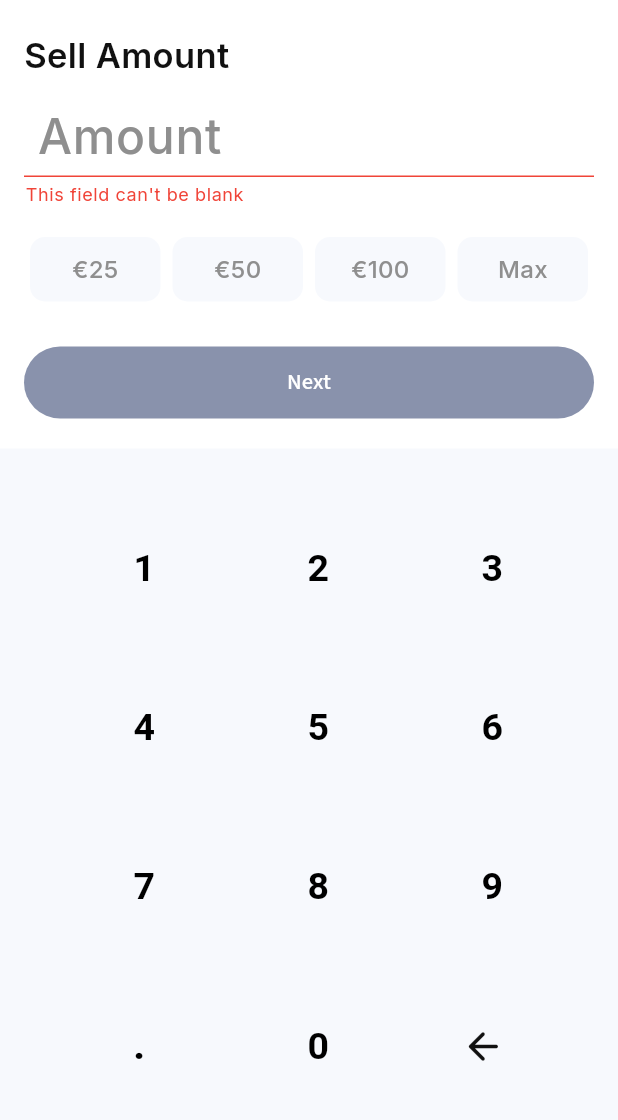
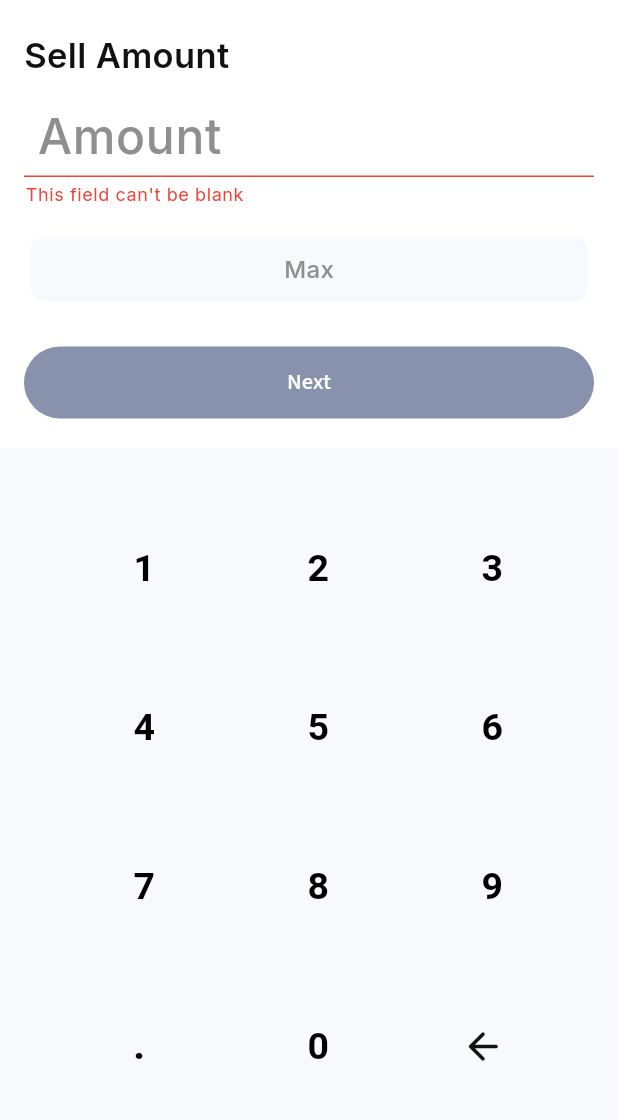
Before and after one commit to mdazadhossain95/codegopay-new-app, a Flutter app: the CoinDetails screen opened directly with empty values, after a tap on "Sell", on a phone screen of 412 x 824 dp, the part 69-1189 px from its top. Run offline on Flutter 3.47's test engine with Material 3 defaults, Android fonts, the phone set to English and light mode, and no system bars; our stand-ins replace awesome_dialog, bloc, camera, carousel_slider, connectivity_plus, delightful_toast and 25 more; missing offline and left inert: awesome_card, barcode_scan2, dart_ipify, flutter_face_api, flutter_idensic_mobile_sdk_plugin, seon_sdk_flutter_plugin and 2 more; accounts and stored records are empty; network calls fail.

Commit message:
update crypto section

```diff
--- a/lib/Screens/Dashboard_screen/Dashboard_screen.dart
+++ b/lib/Screens/Dashboard_screen/Dashboard_screen.dart
@@ -167,6 +167,8 @@ class _DashboardScreenState extends State<DashboardScreen>
                 listener: (context, DashboardState state) async {
                   if (state.dashboardModel?.status == 1) {
                     User.profileimage = state.dashboardModel!.profileimage!;
+                    // User.EuroBlamce = state.dashboardModel!.balance!;
+                    User.currency = state.dashboardModel!.currency!;
 
                     debugPrint(
                         "state.dashboardModel?.sof?.sourceOfWealth ${state.dashboardModel?.sof?.sourceOfWealth}");
--- a/lib/Screens/crypto_screen/Buy_screen.dart
+++ b/lib/Screens/crypto_screen/Buy_screen.dart
@@ -125,7 +125,7 @@ class _BuyScreenState extends State<BuyScreen> {
                                 controller: _textEditingController,
                                 label:
                                     widget.isBuy ? 'Buy Amount' : 'Sell Amount',
-                                currencySymbol: widget.symbol.toUpperCase(),
+                                currencySymbol:  widget.isBuy ? User.currency! : widget.symbol.toUpperCase(),
                                 autofocus: false,
                                 readOnly: true,
                                 minAmount: 0,
@@ -141,6 +141,7 @@ class _BuyScreenState extends State<BuyScreen> {
                           margin: const EdgeInsets.symmetric(horizontal: 16),
                           child: Row(
                             children: [
+                              if(widget.isBuy)
                               Expanded(
                                   child: InkWell(
                                 onTap: () {
@@ -166,6 +167,7 @@ class _BuyScreenState extends State<BuyScreen> {
                                   ),
                                 ),
                               )),
+                              if(widget.isBuy)
                               Expanded(
                                   child: InkWell(
                                 onTap: () {
@@ -191,6 +193,7 @@ class _BuyScreenState extends State<BuyScreen> {
                                   ),
                                 ),
                               )),
+                              if(widget.isBuy)
                               Expanded(
                                   child: InkWell(
                                 onTap: () {
@@ -249,7 +252,7 @@ class _BuyScreenState extends State<BuyScreen> {
                                       onTap: () {
                                         setState(() {
                                           _textEditingController.text =
-                                              User.EuroBlamce;
+                                              User.cryptoBalance;
                                         });
                                       },
                                       child: Container(
--- a/lib/Screens/crypto_screen/Crypto_screen.dart
+++ b/lib/Screens/crypto_screen/Crypto_screen.dart
@@ -10,7 +10,6 @@ import 'package:codegopay/utils/custom_scroll_behavior.dart';
 import 'package:codegopay/utils/input_fields/custom_color.dart';
 import 'package:firebase_messaging/firebase_messaging.dart';
 import 'package:flutter/material.dart';
-import 'package:flutter/services.dart';
 import 'package:flutter_bloc/flutter_bloc.dart';
 import 'package:google_fonts/google_fonts.dart';
 import 'package:page_transition/page_transition.dart';
@@ -79,6 +78,7 @@ class _CryptoScreenState extends State<CryptoScreen> {
             bloc: _cryptoBloc,
             listener: (context, CryptoState state) async {
               if (state.coins!.status == 1) {
+
                 Eurocoin = state.coins!.curruncylist!.where((element) {
                   final title = element.currencyName!.toLowerCase();
 
@@ -87,7 +87,7 @@ class _CryptoScreenState extends State<CryptoScreen> {
                   return title.contains(searc);
                 }).toList();
 
-                User.EuroBlamce = Eurocoin![0].fiatBalance!.replaceAll('€', '');
+
               }
 
               if (state.statusModel?.status == 0) {
--- a/lib/Screens/crypto_screen/coin_details.dart
+++ b/lib/Screens/crypto_screen/coin_details.dart
@@ -11,6 +11,7 @@ import 'package:flutter_bloc/flutter_bloc.dart';
 import 'package:google_fonts/google_fonts.dart';
 import 'package:page_transition/page_transition.dart';
 
+import '../../constant_string/User.dart';
 import '../../utils/assets.dart';
 import '../../utils/input_fields/custom_color.dart';
 import '../../widgets/buttons/default_back_button_widget.dart';
@@ -84,6 +85,8 @@ class _CoinDetailsState extends State<CoinDetails> {
                             });
                           },
                         ), builder: (context, snapshot) {
+                          User.cryptoBalance =
+                              state.coindetailsModel!.coin!.cryptoBalance!;
                           return Column(
                             mainAxisAlignment: MainAxisAlignment.start,
                             crossAxisAlignment: CrossAxisAlignment.start,
@@ -712,7 +715,8 @@ class _CoinDetailsState extends State<CoinDetails> {
                                                                                       color: CustomColor.black.withOpacity(0.6),
                                                                                       fontWeight: FontWeight.w400,
                                                                                       fontSize: 14,
-                                                                                    ),                                                                                  ),
+                                                                                    ),
+                                                                                  ),
                                                                                 ],
                                                                               ),
                                                                               const SizedBox(height: 10),
@@ -727,7 +731,8 @@ class _CoinDetailsState extends State<CoinDetails> {
                                                                                       color: CustomColor.black,
                                                                                       fontWeight: FontWeight.w500,
                                                                                       fontSize: 14,
-                                                                                    ),                                                                                  ),
+                                                                                    ),
+                                                                                  ),
                                                                                   Text(
                                                                                     state.coindetailsModel!.trx![index].amount!,
                                                                                     textAlign: TextAlign.center,
@@ -735,7 +740,8 @@ class _CoinDetailsState extends State<CoinDetails> {
                                                                                       color: CustomColor.black.withOpacity(0.6),
                                                                                       fontWeight: FontWeight.w400,
                                                                                       fontSize: 14,
-                                                                                    ),                                                                                   ),
+                                                                                    ),
+                                                                                  ),
                                                                                 ],
                                                                               ),
                                                                             ],
--- a/lib/constant_string/User.dart
+++ b/lib/constant_string/User.dart
@@ -26,6 +26,7 @@ class User {
       planlink,
       purpose,
       planuniquid,
+      currency,
       profileimage;
 
   static int planpage = 0;
@@ -33,6 +34,7 @@ class User {
   static int investmentHidepage = 0;
 
   static String EuroBlamce = '';
+  static String cryptoBalance = '';
   static String Screen = 'Main';
 
   static String Phonecode = '1';
--- a/lib/utils/input_fields/custom_color.dart
+++ b/lib/utils/input_fields/custom_color.dart
@@ -3,6 +3,9 @@ import 'package:flutter/material.dart';
 class CustomColor {
   static const Color primaryColor = Color(0xFF132559);
   static const Color secondaryColor = Color(0xFF555555);
+  static const Color dashboardSendContainerColor = Color(0xffB689FF);
+  static const Color disableColor = Color(0xFF8992AC);
+
 
   static const Color transparent = Colors.transparent;
 
@@ -34,7 +37,6 @@ class CustomColor {
   static const Color dashboardTopContainerColor = Color(0xffF6F9FC);
   static const Color dashboardTopContainerBorderColor = Color(0xff33A1DF);
   static const Color dashboardProfileBorderColor = Color(0xffE3E3E3);
-  static const Color dashboardSendContainerColor = Color(0xffB689FF);
   static const Color transactionDetailsTextColor = Color(0xff393939);
   static const Color transactionFromContainerColor = Color(0xFFF4F6F8);
   static const Color notificationBgColor = Color(0xFFF2F5F6);
--- a/lib/widgets/buttons/primary_button_widget.dart
+++ b/lib/widgets/buttons/primary_button_widget.dart
@@ -27,7 +27,7 @@ class PrimaryButtonWidget extends StatelessWidget {
       this.apiBackgroundColor, // Accepts color from API
       this.defaultBackgroundColor =
           CustomColor.primaryButtonColor, // Default local color
-      this.disabledColor = const Color(0xFF8992AC),
+      this.disabledColor = CustomColor.disableColor,
       this.elevation = 0,
       this.borderRadius = const BorderRadius.all(Radius.circular(1000)),
       this.textStyle, // Optional text style parameter
```
Lines whose indentation alone changed are shown as unchanged.
